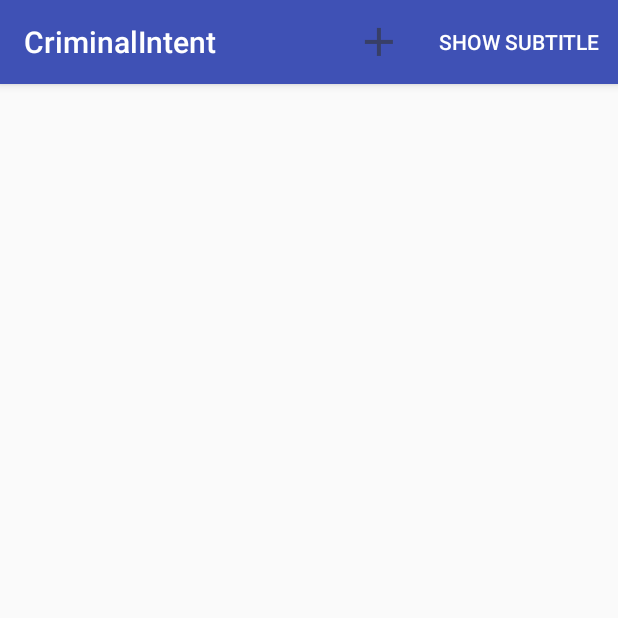
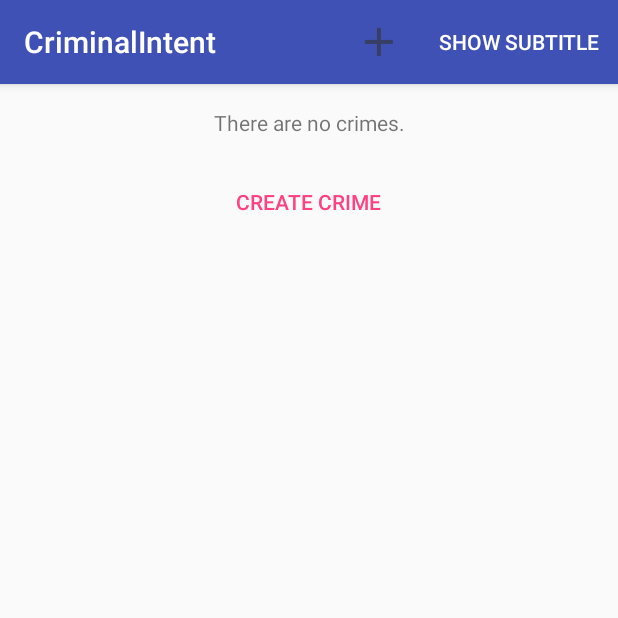
Before and after one commit to rickyrattlesnake/criminalintent, an Android app: the screen it shows after launch (CrimeListActivity), on a phone screen of 412 x 824 dp, the top half of it. Run offline under Robolectric (Android 15) with nearby library versions, the phone set to English and light mode, and no system bars.

Commit message:
created no crimes hint page

```diff
--- a/app/src/main/java/com/rattlesnake/criminalintent/CrimeListFragment.java
+++ b/app/src/main/java/com/rattlesnake/criminalintent/CrimeListFragment.java
@@ -14,7 +14,9 @@ import android.view.MenuInflater;
 import android.view.MenuItem;
 import android.view.View;
 import android.view.ViewGroup;
+import android.widget.Button;
 import android.widget.CheckBox;
+import android.widget.LinearLayout;
 import android.widget.TextView;
 
 import java.util.List;
@@ -24,6 +26,7 @@ import java.util.UUID;
 public class CrimeListFragment extends Fragment {
     private RecyclerView mCrimeRecyclerView;
     private CrimeAdapter mAdapter;
+    private LinearLayout mEmptyLayout;
     private boolean mSubtitleVisible;
     private static int CRIME_REQUEST_CODE = 1;
     private static final String SAVED_SUBTITLE_VISIBLE = "subtitle";
@@ -38,8 +41,17 @@ public class CrimeListFragment extends Fragment {
     public View onCreateView(LayoutInflater inflater,
                              ViewGroup container,
                              Bundle savedState){
-        View view = inflater.inflate(R.layout.fragment_crime_list, container, false);
-        mCrimeRecyclerView = (RecyclerView) view.findViewById(R.id.crime_recycler_view);
+        View listView = inflater.inflate(R.layout.fragment_crime_list, container, false);
+        mEmptyLayout = (LinearLayout) listView.findViewById(R.id.crime_list_empty_layout);
+        Button addCrimeButton = (Button) listView.findViewById(R.id.crime_list_add_button);
+        addCrimeButton.setOnClickListener(new View.OnClickListener(){
+            @Override
+            public void onClick(View v) {
+                createNewCrime();
+            }
+        });
+
+        mCrimeRecyclerView = (RecyclerView) listView.findViewById(R.id.crime_recycler_view);
         mCrimeRecyclerView.setLayoutManager(new LinearLayoutManager(getActivity()));
 
         if (savedState != null) {
@@ -47,7 +59,7 @@ public class CrimeListFragment extends Fragment {
         }
 
         updateUI();
-        return view;
+        return listView;
     }
 
     @Override
@@ -96,10 +108,7 @@ public class CrimeListFragment extends Fragment {
     public boolean onOptionsItemSelected(MenuItem item) {
         switch(item.getItemId()) {
             case R.id.menu_item_new_crime:
-                Crime crime = new Crime();
-                CrimeLab.get(getActivity()).addCrime(crime);
-                Intent intent = CrimePagerActivity.newIntent(getActivity(), crime.getId());
-                startActivityForResult(intent, CRIME_REQUEST_CODE);
+                createNewCrime();
                 return true;
             case R.id.menu_item_show_subtitle:
                 mSubtitleVisible = !mSubtitleVisible;
@@ -111,9 +120,16 @@ public class CrimeListFragment extends Fragment {
         }
     }
 
+    private void createNewCrime(){
+        Crime crime = new Crime();
+        CrimeLab.get(getActivity()).addCrime(crime);
+        Intent intent = CrimePagerActivity.newIntent(getActivity(), crime.getId());
+        startActivityForResult(intent, CRIME_REQUEST_CODE);
+    }
+
     private void updateSubtitle(){
         int crimeCount = CrimeLab.get(getActivity()).getCrimes().size();
-        String subtitle = getString(R.string.subtitle_format, crimeCount);
+        String subtitle = getResources().getQuantityString(R.plurals.subtitle_plural, crimeCount, crimeCount);
 
         if (!mSubtitleVisible) {
             subtitle = null;
@@ -127,6 +143,15 @@ public class CrimeListFragment extends Fragment {
     private void updateUI() {
         CrimeLab crimeLab = CrimeLab.get(getActivity());
         List<Crime> crimes = crimeLab.getCrimes();
+
+        if (crimes.isEmpty()){
+            mCrimeRecyclerView.setVisibility(View.GONE);
+            mEmptyLayout.setVisibility(View.VISIBLE);
+        } else {
+            mCrimeRecyclerView.setVisibility(View.VISIBLE);
+            mEmptyLayout.setVisibility(View.GONE);
+        }
+
 
         if (mAdapter == null){
             mAdapter = new CrimeAdapter(crimes);
--- a/app/src/main/res/layout/fragment_crime_list.xml
+++ b/app/src/main/res/layout/fragment_crime_list.xml
@@ -1,6 +1,41 @@
 <?xml version="1.0" encoding="utf-8"?>
-<android.support.v7.widget.RecyclerView
-    xmlns:android="http://schemas.android.com/apk/res/android"
-    android:id="@+id/crime_recycler_view"
-    android:layout_width="match_parent"
-    android:layout_height="match_parent" />
+<LinearLayout xmlns:android="http://schemas.android.com/apk/res/android"
+              android:layout_width="match_parent"
+              android:layout_height="match_parent"
+              android:orientation="vertical" >
+
+    <LinearLayout
+        android:id="@+id/crime_list_empty_layout"
+        android:layout_width="match_parent"
+        android:layout_height="match_parent"
+        android:layout_marginLeft="16dp"
+        android:layout_marginRight="16dp"
+        android:orientation="vertical" >
+
+        <TextView
+            android:id="@+id/crime_list_empty_text_view"
+            android:layout_width="match_parent"
+            android:layout_height="wrap_content"
+            android:layout_marginBottom="16dp"
+            android:layout_marginTop="16dp"
+            android:text="@string/empty_crime_list"
+            android:textAlignment="center" />
+
+        <Button
+            android:id="@+id/crime_list_add_button"
+            style="?android:attr/buttonBarButtonStyle"
+            android:layout_width="wrap_content"
+            android:layout_height="wrap_content"
+            android:layout_gravity="center"
+            android:text="@string/create_crime"
+            />
+
+    </LinearLayout>
+
+    <android.support.v7.widget.RecyclerView
+        xmlns:android="http://schemas.android.com/apk/res/android"
+        android:id="@+id/crime_recycler_view"
+        android:layout_width="match_parent"
+        android:layout_height="match_parent" />
+
+</LinearLayout>
--- a/app/src/main/res/values/strings.xml
+++ b/app/src/main/res/values/strings.xml
@@ -10,5 +10,10 @@
     <string name="delete_crime">Delete Crime</string>
     <string name="show_subtitle">Show Subtitle</string>
     <string name="hide_subtitle">Hide Subtitle</string>
-    <string name="subtitle_format">%1$d crimes</string>
+    <string name="empty_crime_list">There are no crimes.</string>
+    <string name="create_crime">Create Crime</string>
+    <plurals name="subtitle_plural">
+        <item quantity="one">%1$s crime</item>
+        <item quantity="other">%1$s crimes</item>
+    </plurals>
 </resources>
```
